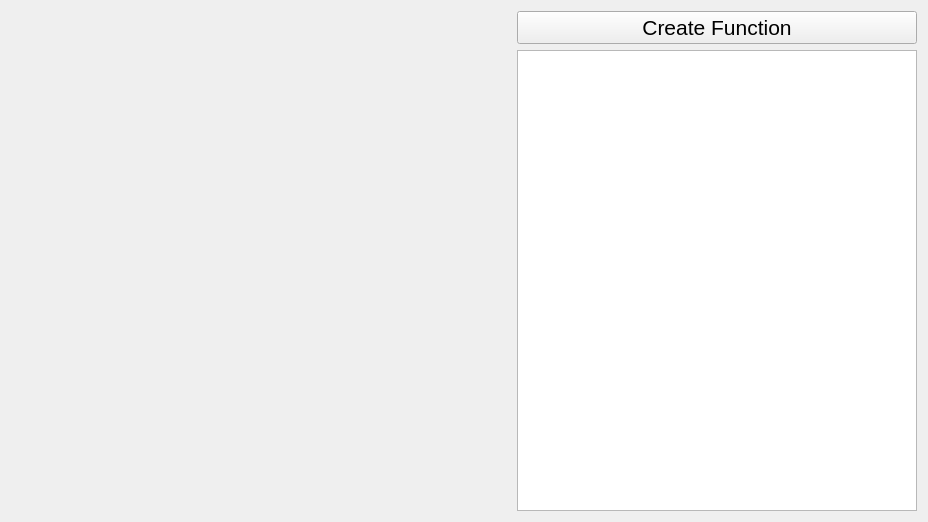
Before: the Qt Designer form Project-3/Project3.ui in sean920310/Project-3-Equation-Drawing, drawn with Qt 5.
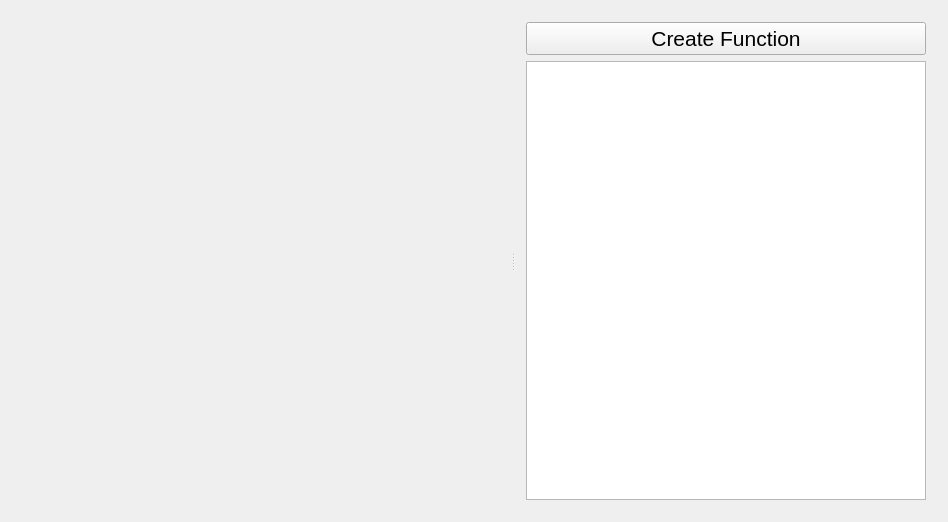
After: the same form once the commit is applied. Custom widgets are drawn as their Qt base class.

```diff
--- a/Project-3/Project3.ui
+++ b/Project-3/Project3.ui
@@ -13,10 +13,12 @@
   <property name="windowTitle">
    <string>Project3</string>
   </property>
-  <layout class="QHBoxLayout" name="horizontalLayout_2">
-   <item>
     <layout class="QHBoxLayout" name="horizontalLayout">
      <item>
+    <widget class="QSplitter" name="splitter">
+     <property name="orientation">
+      <enum>Qt::Horizontal</enum>
+     </property>
       <widget class="paintWidget" name="widget" native="true">
        <property name="sizePolicy">
         <sizepolicy hsizetype="Preferred" vsizetype="Preferred">
@@ -34,8 +36,7 @@
         <bool>false</bool>
        </property>
       </widget>
-     </item>
-     <item>
+     <widget class="QWidget" name="">
       <layout class="QVBoxLayout" name="verticalLayout">
        <item>
         <widget class="QPushButton" name="addPushButton">
@@ -73,8 +74,8 @@
         </widget>
        </item>
       </layout>
-     </item>
-    </layout>
+     </widget>
+    </widget>
    </item>
   </layout>
  </widget>
```
Lines whose indentation alone changed are shown as unchanged.
